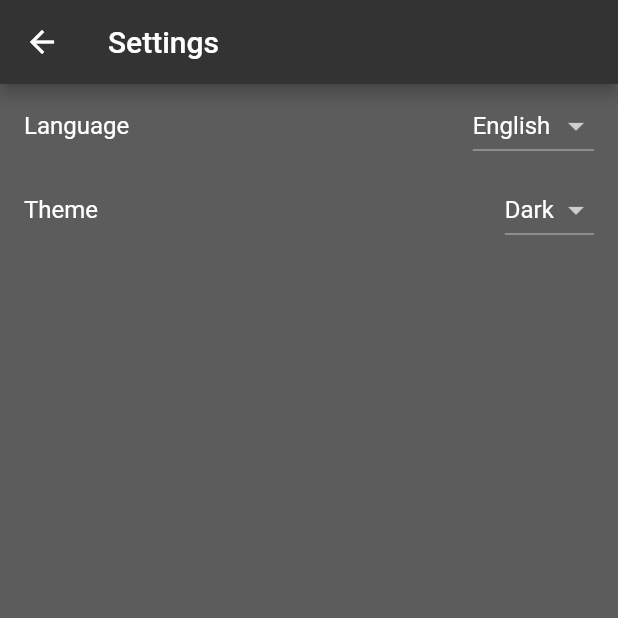
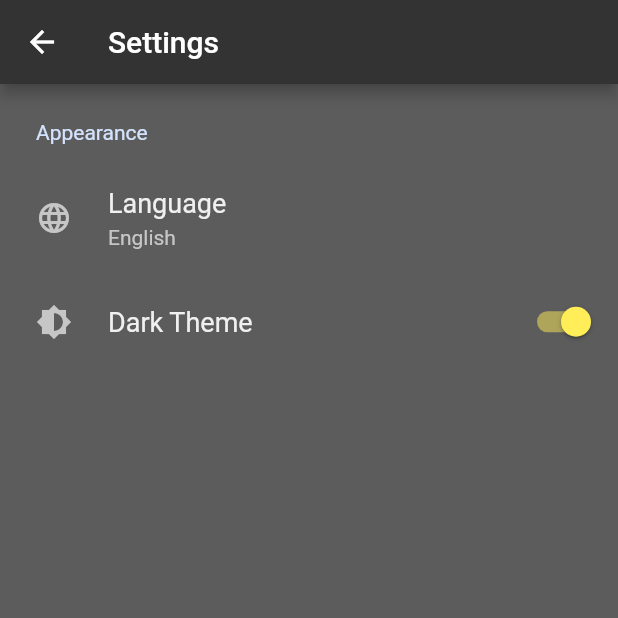
Before and after one commit to lorenzoprdev/fashionmen_flutter_client, a Flutter app: the SettingsScreen screen opened by its route, on a phone screen of 412 x 824 dp, the top half of it. Run offline on Flutter 3.47's test engine with Material 2 defaults, Android fonts, the phone set to English and light mode, and no system bars; drawn by our look-alikes of settings_ui; our stand-ins replace flushbar, flutter_svg, shared_preferences, transparent_image; missing offline and left inert: enum_to_string, flutter_device_locale; accounts and stored records are empty; generated files the repository leaves out were written again; network calls fail.

Commit message:
Updating gradle, adding fixed size placeholder images in product list, adding a proper setting screen

```diff
--- a/assets/lang/en.json
+++ b/assets/lang/en.json
@@ -23,7 +23,9 @@
     "selected_size": "Selected size",
     "buy": "Buy",
     "add_to_cart": "Add to cart",
-    "theme": "Theme"
+    "theme": "Theme",
+    "appearance": "Appearance",
+    "dark_theme": "Dark Theme"
   },
   "themes": {
     "light": "Light",
--- a/assets/lang/es.json
+++ b/assets/lang/es.json
@@ -23,7 +23,9 @@
     "selected_size": "Talla seleccionada",
     "buy": "Comprar",
     "add_to_cart": "Añadir al carrito",
-    "theme": "Tema"
+    "theme": "Tema",
+    "appearance": "Apariencia",
+    "dark_theme": "Tema oscuro"
   },
   "themes": {
     "light": "Claro",
--- a/lib/components/search_bar.dart
+++ b/lib/components/search_bar.dart
@@ -10,8 +10,8 @@ class SearchBar extends StatelessWidget {
   @override
   Widget build(BuildContext context) {
     return Container(
-      height: 50,
-      padding: EdgeInsets.all(8),
+      height: 55,
+      padding: EdgeInsets.symmetric(horizontal: 0, vertical: 8),
       child: Theme(
         data: Theme.of(context).copyWith(
             primaryColor: Colors.white70,
--- a/lib/main.dart
+++ b/lib/main.dart
@@ -6,12 +6,14 @@ import 'package:fashionmen_flutter_client/screens/product_detail_screen.dart';
 import 'package:fashionmen_flutter_client/screens/catalog_screen.dart';
 import 'package:fashionmen_flutter_client/screens/register_screen.dart';
 import 'package:fashionmen_flutter_client/screens/settings_screen.dart';
+import 'package:fashionmen_flutter_client/themes.dart';
 import 'package:flutter/material.dart';
 import 'package:flutter/services.dart';
 import 'package:flutter_localizations/flutter_localizations.dart';
 import 'package:provider/provider.dart';
 
 void main() async {
+  WidgetsFlutterBinding.ensureInitialized();
   AppSettings appSettings = AppSettings();
   await appSettings.fetchData();
 
@@ -21,10 +23,22 @@ void main() async {
   ));
 }
 
-class FashionMenApp extends StatelessWidget {
+class FashionMenApp extends StatefulWidget {
   final AppSettings appSettings;
 
   FashionMenApp({this.appSettings});
+
+  @override
+  _FashionMenAppState createState() => _FashionMenAppState();
+}
+
+class _FashionMenAppState extends State<FashionMenApp> {
+
+  @override
+  void initState() {
+    widget.appSettings.fetchData();
+    super.initState();
+  }
 
   @override
   Widget build(BuildContext context) {
@@ -35,7 +49,7 @@ class FashionMenApp extends StatelessWidget {
       )
     );
     return ChangeNotifierProvider<AppSettings>(
-      builder: (_) => appSettings,
+      create: (_) => widget.appSettings,
       child: Consumer<AppSettings>(
         builder: (context, settings, child) {
           return MaterialApp(
--- a/lib/screens/settings_screen.dart
+++ b/lib/screens/settings_screen.dart
@@ -1,6 +1,8 @@
 import 'package:fashionmen_flutter_client/providers/app_settings.dart';
+import 'file:///C:/Users/TheL0w3R/Development/flutter/fashionmen_flutter_client/lib/dialogs/language_selection_dialog.dart';
 import 'package:fashionmen_flutter_client/themes.dart';
 import 'package:flutter/material.dart';
+import 'package:settings_ui/settings_ui.dart';
 
 import '../app_localizations.dart';
 
@@ -14,43 +16,35 @@ class SettingsScreen extends StatelessWidget {
           Text(AppLocale.of(context).translate('overall.settings')),
       ),
       backgroundColor: settings.theme.getPageBackground(),
-      body: ListView(children: [
-        ListTile(
-          title: Text(
-              AppLocale.of(context).translate('overall.language')),
-          trailing: DropdownButton(
-            value: settings.locale.languageCode,
-            items: [
-              DropdownMenuItem(
-                value: 'es',
-                child: Text("Español"),
+      body: SettingsList(
+        backgroundColor: settings.theme.getPageBackground(),
+        sections: [
+          SettingsSection(
+            title: AppLocale.of(context).translate('overall.appearance'),
+            tiles: [
+              SettingsTile(
+                title: AppLocale.of(context).translate('overall.language'),
+                subtitle: settings.locale.languageCode == 'es' ? 'Español' : 'English',
+                leading: Icon(Icons.language),
+                onTap: () async {
+                  String locale = await Navigator.of(context).push(MaterialPageRoute(
+                    fullscreenDialog: true,
+                      builder: (BuildContext context) => LanguageSelectionDialog()));
+
+                  settings.changeLanguage(Locale(locale));
+                },
               ),
-              DropdownMenuItem(
-                value: 'en',
-                child: Text("English"),
+              SettingsTile.switchTile(
+                  title: AppLocale.of(context).translate('overall.dark_theme'),
+                  leading: Icon(Icons.brightness_6),
+                  onToggle: (val) => settings.changeTheme(val ? AppTheme.DARK : AppTheme.LIGHT),
+                  switchValue: settings.theme.themeType == AppTheme.DARK,
+                  switchActiveColor: settings.theme.nativeTheme.accentColor,
               )
             ],
-            onChanged: (selected) => settings.changeLanguage(Locale(selected)),
-          ),
-        ),
-        ListTile(
-          title: Text(AppLocale.of(context).translate("overall.theme")),
-          trailing: DropdownButton<AppTheme>(
-            value: settings.theme.themeType,
-            items: [
-              DropdownMenuItem(
-                value: AppTheme.LIGHT,
-                child: Text(AppLocale.of(context).translate('themes.light')),
-              ),
-              DropdownMenuItem(
-                value: AppTheme.DARK,
-                child: Text(AppLocale.of(context).translate('themes.dark')),
-              )
-            ],
-            onChanged: (selected) => settings.changeTheme(selected),
-          ),
-        )
-      ])
+          )
+        ],
+      )
     );
   }
 }
--- a/lib/themes.dart
+++ b/lib/themes.dart
@@ -12,7 +12,7 @@ class AppThemes {
       brightness: Brightness.light,
       accentColorBrightness: Brightness.light,
       primarySwatch: Colors.indigo,
-      accentColor: Colors.yellow.shade400,
+      accentColor: Colors.yellow.shade800,
       cursorColor: Colors.black54
     ),
     background: Colors.white,
```
Also changed, not shown: lib/components/product_card.dart (+7 -3 lines), lib/dialogs/language_selection_dialog.dart (added, +60 -0 lines), pubspec.yaml (+15 -13 lines), pubspec.lock, 5 other files.
